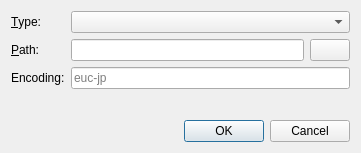
This is gui/adddictdialog.ui in fcitx/fcitx5-cskk as Qt 5 draws it before an edit. The edited form follows.
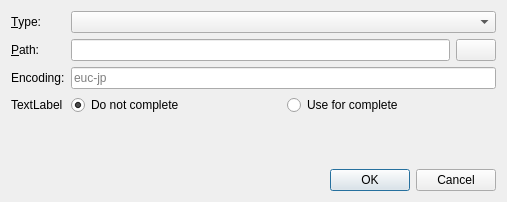
This is the edited form. Icons and pictures are not drawn.

Diff of the .ui file:
```diff
--- a/gui/adddictdialog.ui
+++ b/gui/adddictdialog.ui
@@ -6,8 +6,8 @@
    <rect>
     <x>0</x>
     <y>0</y>
-    <width>361</width>
-    <height>153</height>
+    <width>507</width>
+    <height>202</height>
    </rect>
   </property>
   <property name="windowTitle">
@@ -84,18 +84,33 @@
        </property>
       </widget>
      </item>
+     <item row="3" column="0">
+      <widget class="QLabel" name="completeLabel">
+       <property name="text">
+        <string>TextLabel</string>
+       </property>
+      </widget>
+     </item>
      <item row="3" column="1">
-      <spacer name="verticalSpacer">
-       <property name="orientation">
-        <enum>Qt::Vertical</enum>
-       </property>
-       <property name="sizeHint" stdset="0">
-        <size>
-         <width>20</width>
-         <height>40</height>
-        </size>
-       </property>
-      </spacer>
+      <layout class="QHBoxLayout" name="horizontalLayout_5">
+       <item>
+        <widget class="QRadioButton" name="completeNoRadio">
+         <property name="text">
+          <string>Do not complete</string>
+         </property>
+         <property name="checked">
+          <bool>true</bool>
+         </property>
+        </widget>
+       </item>
+       <item>
+        <widget class="QRadioButton" name="completeYesRadio">
+         <property name="text">
+          <string>Use for complete</string>
+         </property>
+        </widget>
+       </item>
+      </layout>
      </item>
     </layout>
    </item>
```
